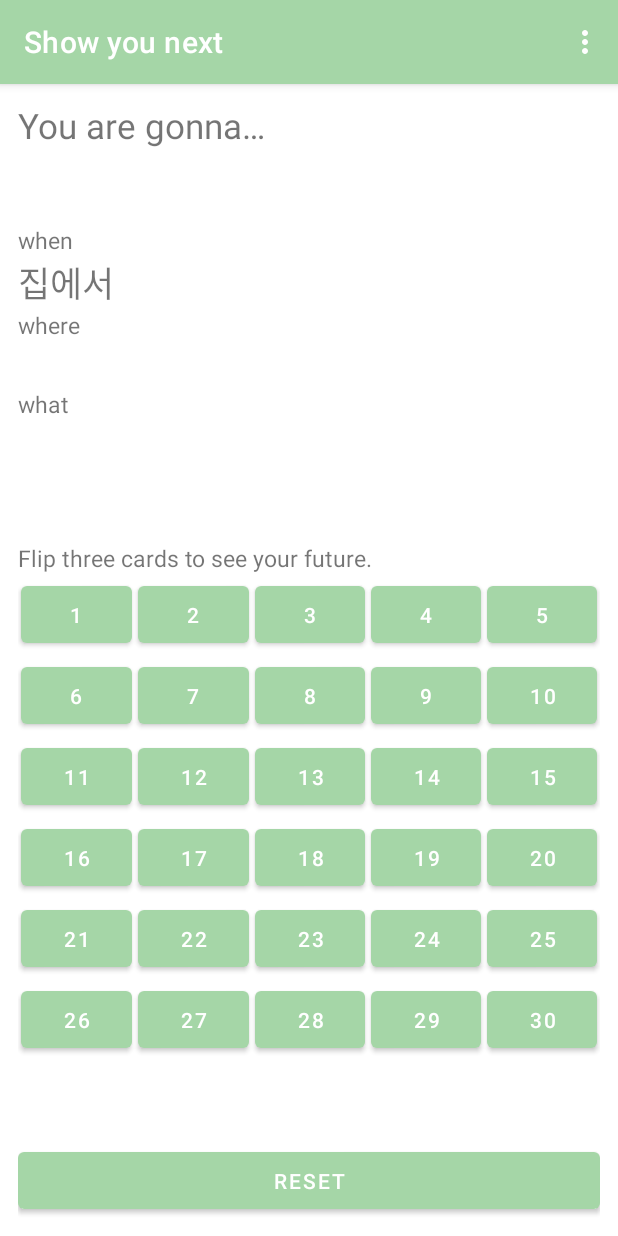
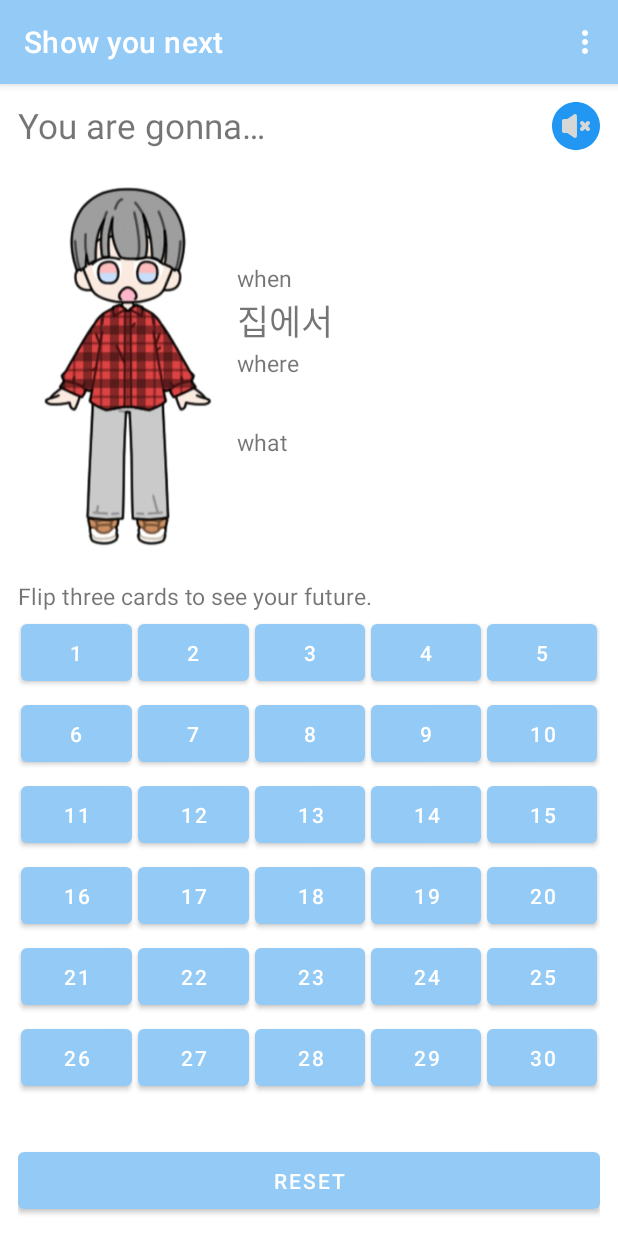
Before and after one commit to kcdevjeon/comfykidz, an Android app: the screen it shows after launch (MainActivity), after a tap on "10", on a phone screen of 412 x 824 dp. Run offline under Robolectric (Android 15) with nearby library versions, the phone set to English and light mode, and no system bars; our stand-ins replace data binding; 1 other tap on this screen came first.

Commit message:
images added (friend, mute icon)

```diff
--- a/app/src/main/AndroidManifest.xml
+++ b/app/src/main/AndroidManifest.xml
@@ -12,6 +12,7 @@
         <activity
             android:name=".MainActivity"
             android:label="@string/app_name"
+            android:screenOrientation="portrait"
             android:theme="@style/Theme.ComfyKids.NoActionBar">
             <intent-filter>
                 <action android:name="android.intent.action.MAIN" />
--- a/app/src/main/java/com/kccorp/comfykids/MainActivity.kt
+++ b/app/src/main/java/com/kccorp/comfykids/MainActivity.kt
@@ -3,6 +3,7 @@ package com.kccorp.comfykids
 import android.os.Bundle
 import android.view.Menu
 import android.view.MenuItem
+import android.widget.Toast
 import androidx.appcompat.app.AppCompatActivity
 
 class MainActivity : AppCompatActivity() {
@@ -24,7 +25,12 @@ class MainActivity : AppCompatActivity() {
         // automatically handle clicks on the Home/Up button, so long
         // as you specify a parent activity in AndroidManifest.xml.
         return when (item.itemId) {
-            R.id.action_settings -> true
+            R.id.action_about -> {
+                val version = packageManager.getPackageInfo(packageName, 0).versionName
+                val message = "제작: 전기철\n디자인: 전채연\n구경: 전소윤,이수희\n\n버젼:$version"
+                Toast.makeText(this, message, Toast.LENGTH_LONG).show()
+                true
+            }
             else -> super.onOptionsItemSelected(item)
         }
     }
--- a/app/src/main/java/com/kccorp/comfykids/MainViewModel.kt
+++ b/app/src/main/java/com/kccorp/comfykids/MainViewModel.kt
@@ -13,12 +13,19 @@ import androidx.lifecycle.MutableLiveData
 class MainViewModel(application: Application) : AndroidViewModel(application) {
 
     private val _whenValue = MutableLiveData("")
+    val whenValue: LiveData<String> = _whenValue
     private val _whereValue = MutableLiveData("")
+    val whereValue: LiveData<String> = _whereValue
     private val _whatValue = MutableLiveData("")
+    val whatValue: LiveData<String> = _whatValue
+    private val _muteState = MutableLiveData(false)
+    val muteState: LiveData<Boolean> = _muteState
     private var clickCount = 0;
-    val whenValue: LiveData<String> = _whenValue
-    val whereValue: LiveData<String> = _whereValue
-    val whatValue: LiveData<String> = _whatValue
+
+    fun onClickMute() {
+        _muteState.value = !(_muteState.value)!!
+        //set preference
+    }
 
     fun onClickReset() {
         resetValues()
@@ -39,122 +46,27 @@ class MainViewModel(application: Application) : AndroidViewModel(application) {
         when (clickCount % 3) {
             0 -> {
                 resetValues()
-                message = whenSet[Integer.parseInt(button.text as String) % whenSet.size]
+                message =
+                    RawData.whenSet[Integer.parseInt(button.text as String) % RawData.whenSet.size]
                 _whenValue.value = message
             }
             1 -> {
-                message = whereSet[Integer.parseInt(button.text as String) % whereSet.size]
+                message =
+                    RawData.whereSet[Integer.parseInt(button.text as String) % RawData.whereSet.size]
                 _whereValue.value = message
             }
 
             2 -> {
                 message =
-                    whatSet[Integer.parseInt(button.text as String) % whatSet.size]
+                    RawData.whatSet[Integer.parseInt(button.text as String) % RawData.whatSet.size]
                 _whatValue.value = message
             }
         }
 
-        TtsManager.speak(message)
+        if (_muteState.value == false) {
+            TtsManager.speak(message)
+        }
         clickCount++
     }
 
-    companion object {
-        val whenSet = listOf<String>(
-            "4월에",
-            "11월에",
-            "여름에",
-            "새벽에",
-            "석 달 후에",
-            "12월에",
-            "8월에",
-            "교실에서",
-            "가을에",
-            "매월 1일에",
-            "집에서",
-            "길에서",
-            "모레",
-            "학교에서",
-            "병원에서",
-            "교문에서",
-            "운동장에서",
-            "화장실에서",
-            "6월에",
-            "아침에",
-            "계단에서",
-            "봄에",
-            "비 올 때",
-            "5월에",
-            "생일에",
-            "점심에",
-            "친구 집에서",
-            "11월에",
-            "교회에서",
-            "두 달 후에"
-        )
-
-        val whereSet = listOf<String>(
-            "코 파다가",
-            "운동 하다가",
-            "폰 보다가",
-            "밥 먹다가",
-            "체조 하다가",
-            "피구  하다가",
-            "노래 듣다가",
-            "누워있다가",
-            "유튜브 보다가",
-            "꿈 꾸다가",
-            "신발 신다가",
-            "춤 추다가",
-            "뛰어 가다가",
-            "짝이랑 놀다가",
-            "물 먹다가",
-            "똥 싸다가",
-            "놀다가",
-            "쉬다가",
-            "TV 보다가",
-            "게임 하다가",
-            "공부 하다가",
-            "책 읽다가",
-            "걸어 가다가",
-            "앉아 있다가",
-            "축구 하다가",
-            "물 먹다가",
-            "피자 먹다가",
-            "하늘 보다가",
-            "집에 가다가",
-            "학교 가다가"
-        )
-        val whatSet = listOf<String>(
-            "사랑을 만난다",
-            "고백을 받는다",
-            "돈을 줍는다",
-            "로또 당첨된다",
-            "칭찬을 받는다",
-            "키가 큰다",
-            "건강해지다",
-            "똥을 잘 싸게 된다",
-            "변비에 걸린다",
-            "피구왕이 된다",
-            "맛있는 음식을 먹는다",
-            "BTS를 만난다",
-            "넘어진다",
-            "물벼락을 맞는다",
-            "연예인을 만난다",
-            "문화상품권을 받는다",
-            "상을 받는다",
-            "성적이 오른다",
-            "새 휴대폰이 생긴다",
-            "첫사랑을 만난다",
-            "친구와 떡볶이를 먹게된다",
-            "행복한 일이 생긴다",
-            "큰 복이 찾아온다",
-            "하늘에서 피자가 떨어진다",
-            "행복한 일이 생긴다",
-            "코로나가 종식된다",
-            "마음이 잘 맞는 친구가 생긴다",
-            "귀인을 만난다",
-            "감기에 걸린다",
-            "선생님을 만난다"
-        )
-    }
 }
--- /dev/null
+++ b/app/src/main/java/com/kccorp/comfykids/RawData.kt
@@ -0,0 +1,105 @@
+package com.kccorp.comfykids
+
+class RawData {
+
+    companion object {
+        val whenSet = listOf<String>(
+            "4월에",
+            "11월에",
+            "여름에",
+            "새벽에",
+            "석 달 후에",
+            "12월에",
+            "8월에",
+            "교실에서",
+            "가을에",
+            "매월 1일에",
+            "집에서",
+            "길에서",
+            "모레",
+            "학교에서",
+            "병원에서",
+            "교문에서",
+            "운동장에서",
+            "화장실에서",
+            "6월에",
+            "아침에",
+            "계단에서",
+            "봄에",
+            "비 올 때",
+            "5월에",
+            "생일에",
+            "점심에",
+            "친구 집에서",
+            "11월에",
+            "교회에서",
+            "두 달 후에"
+        )
+
+        val whereSet = listOf<String>(
+            "코 파다가",
+            "운동 하다가",
+            "폰 보다가",
+            "밥 먹다가",
+            "체조 하다가",
+            "피구  하다가",
+            "노래 듣다가",
+            "누워있다가",
+            "유튜브 보다가",
+            "꿈 꾸다가",
+            "신발 신다가",
+            "춤 추다가",
+            "뛰어 가다가",
+            "짝이랑 놀다가",
+            "물 먹다가",
+            "똥 싸다가",
+            "놀다가",
+            "쉬다가",
+            "TV 보다가",
+            "게임 하다가",
+            "공부 하다가",
+            "책 읽다가",
+            "걸어 가다가",
+            "앉아 있다가",
+            "축구 하다가",
+            "물 먹다가",
+            "피자 먹다가",
+            "하늘 보다가",
+            "집에 가다가",
+            "학교 가다가"
+        )
+        val whatSet = listOf<String>(
+            "사랑을 만난다",
+            "고백을 받는다",
+            "돈을 줍는다",
+            "로또 당첨된다",
+            "칭찬을 받는다",
+            "키가 큰다",
+            "건강해지다",
+            "똥을 잘 싸게 된다",
+            "변비에 걸린다",
+            "피구왕이 된다",
+            "맛있는 음식을 먹는다",
+            "BTS를 만난다",
+            "넘어진다",
+            "물벼락을 맞는다",
+            "연예인을 만난다",
+            "문화상품권을 받는다",
+            "상을 받는다",
+            "성적이 오른다",
+            "새 휴대폰이 생긴다",
+            "첫사랑을 만난다",
+            "친구와 떡볶이를 먹게된다",
+            "행복한 일이 생긴다",
+            "큰 복이 찾아온다",
+            "하늘에서 피자가 떨어진다",
+            "행복한 일이 생긴다",
+            "코로나가 종식된다",
+            "마음이 잘 맞는 친구가 생긴다",
+            "귀인을 만난다",
+            "감기에 걸린다",
+            "선생님을 만난다"
+        )
+    }
+
+}
--- a/app/src/main/java/com/kccorp/comfykids/TtsManager.kt
+++ b/app/src/main/java/com/kccorp/comfykids/TtsManager.kt
@@ -18,8 +18,6 @@ object TtsManager {
             if (state == TextToSpeech.SUCCESS) {
                 mTts.language = Locale.getDefault()
                 speak(context.getString(R.string.initialized))
-            } else {
-//                showState("TTS 객체 초기화 중 문제가 발생했습니다.")
             }
         }
     }
@@ -31,11 +29,9 @@ object TtsManager {
     }
 
     fun destroy() {
-        if (mTts != null) {
-            if (mTts.isSpeaking) {
-                mTts.stop();
-            }
-            mTts.shutdown();
+        if (mTts.isSpeaking) {
+            mTts.stop()
         }
+        mTts.shutdown()
     }
 }
--- /dev/null
+++ b/app/src/main/res/drawable/ic_no_sound.xml
@@ -0,0 +1,9 @@
+<vector xmlns:android="http://schemas.android.com/apk/res/android"
+    android:width="32dp"
+    android:height="32dp"
+    android:viewportWidth="511.448"
+    android:viewportHeight="511.448">
+  <path
+      android:fillColor="#FF2196F3"
+      android:pathData="m436.507,74.94c-99.913,-99.913 -261.64,-99.927 -361.567,0 -99.913,99.913 -99.927,261.64 0,361.567 99.913,99.913 261.639,99.927 361.567,0 99.914,-99.911 99.93,-261.639 0,-361.567zM266.058,362.391c0,17.061 -19.335,26.997 -33.207,17.088l-69.19,-49.421h-35.937c-11.598,0 -21,-9.402 -21,-21v-106.667c0,-11.598 9.402,-21 21,-21h35.937l69.19,-49.421c13.884,-9.918 33.207,0.043 33.207,17.088zM398.573,272.875c8.2,8.201 8.2,21.498 0,29.698 -8.201,8.201 -21.498,8.201 -29.699,0l-17.15,-17.15 -17.15,17.15c-8.201,8.201 -21.498,8.201 -29.699,0 -8.2,-8.201 -8.2,-21.498 0,-29.698l17.151,-17.151 -17.151,-17.151c-8.2,-8.201 -8.2,-21.498 0,-29.698 8.201,-8.201 21.498,-8.201 29.699,0l17.15,17.15 17.15,-17.15c8.201,-8.201 21.498,-8.201 29.699,0 8.2,8.201 8.2,21.498 0,29.698l-17.151,17.151z"/>
+</vector>
--- /dev/null
+++ b/app/src/main/res/drawable/ic_yes_sound.xml
@@ -0,0 +1,9 @@
+<vector xmlns:android="http://schemas.android.com/apk/res/android"
+    android:width="32dp"
+    android:height="32dp"
+    android:viewportWidth="511.448"
+    android:viewportHeight="511.448">
+  <path
+      android:fillColor="#FF555555"
+      android:pathData="m436.507,74.94c-99.913,-99.913 -261.64,-99.927 -361.567,0 -99.913,99.913 -99.927,261.64 0,361.567 99.913,99.913 261.639,99.927 361.567,0 99.914,-99.911 99.93,-261.639 0,-361.567zM266.058,362.391c0,17.061 -19.335,26.997 -33.207,17.088l-69.19,-49.421h-35.937c-11.598,0 -21,-9.402 -21,-21v-106.667c0,-11.598 9.402,-21 21,-21h35.937l69.19,-49.421c13.884,-9.918 33.207,0.043 33.207,17.088zM398.573,272.875c8.2,8.201 8.2,21.498 0,29.698 -8.201,8.201 -21.498,8.201 -29.699,0l-17.15,-17.15 -17.15,17.15c-8.201,8.201 -21.498,8.201 -29.699,0 -8.2,-8.201 -8.2,-21.498 0,-29.698l17.151,-17.151 -17.151,-17.151c-8.2,-8.201 -8.2,-21.498 0,-29.698 8.201,-8.201 21.498,-8.201 29.699,0l17.15,17.15 17.15,-17.15c8.201,-8.201 21.498,-8.201 29.699,0 8.2,8.201 8.2,21.498 0,29.698l-17.151,17.151z"/>
+</vector>
--- a/app/src/main/res/layout/activity_main.xml
+++ b/app/src/main/res/layout/activity_main.xml
@@ -21,5 +21,4 @@
     </com.google.android.material.appbar.AppBarLayout>
 
     <include layout="@layout/content_main" />
-
 </androidx.coordinatorlayout.widget.CoordinatorLayout>
--- a/app/src/main/res/layout/fragment_first.xml
+++ b/app/src/main/res/layout/fragment_first.xml
@@ -18,19 +18,38 @@
 
         <TextView
             android:id="@+id/title"
-            android:layout_width="match_parent"
+            android:layout_width="wrap_content"
             android:layout_height="wrap_content"
+            android:paddingBottom="@dimen/label_title_bottom_padding"
             android:text="@string/title"
             android:textSize="@dimen/label_title_size"
+            bind:layout_constraintTop_toTopOf="parent"
+            bind:layout_constraintLeft_toLeftOf="parent"/>
+
+        <ImageButton
+            android:id="@+id/mute_button"
+            android:layout_width="32dp"
+            android:layout_height="32dp"
+            android:onClick="@{()->vm.onClickMute()}"
+            android:src="@{vm.muteState ? @drawable/ic_no_sound : @drawable/ic_yes_sound}"
+            bind:layout_constraintRight_toRightOf="parent"
             bind:layout_constraintTop_toTopOf="parent" />
+
+        <ImageView
+            android:id="@+id/imageView"
+            android:layout_width="146dp"
+            android:layout_height="241dp"
+            android:src="@drawable/friend1"
+            bind:layout_constraintLeft_toLeftOf="parent"
+            bind:layout_constraintTop_toBottomOf="@+id/title" />
 
         <LinearLayout
             android:id="@+id/result"
-            android:layout_width="match_parent"
+            android:layout_width="wrap_content"
             android:layout_height="wrap_content"
             android:orientation="vertical"
             android:paddingTop="@dimen/layout_top_margin"
-            bind:layout_constraintLeft_toLeftOf="parent"
+            bind:layout_constraintLeft_toRightOf="@+id/imageView"
             bind:layout_constraintTop_toBottomOf="@+id/title">
 
             <TextView
@@ -76,6 +95,7 @@
                 android:textSize="@dimen/text_content_size" />
         </LinearLayout>
 
+
         <include
             layout="@layout/button_table_layout"
             android:layout_width="match_parent"
--- a/app/src/main/res/menu/menu_main.xml
+++ b/app/src/main/res/menu/menu_main.xml
@@ -7,4 +7,9 @@
         android:orderInCategory="100"
         android:title="@string/action_settings"
         app:showAsAction="never" />
+    <item
+        android:id="@+id/action_about"
+        android:orderInCategory="200"
+        android:title="@string/action_about"
+        app:showAsAction="never" />
 </menu>
--- a/app/src/main/res/values/dimens.xml
+++ b/app/src/main/res/values/dimens.xml
@@ -3,6 +3,7 @@
     <dimen name="layout_padding">12dp</dimen>
     <dimen name="button_margin">2dp</dimen>
     <dimen name="label_title_size">23sp</dimen>
+    <dimen name="label_title_bottom_padding">25dp</dimen>
     <dimen name="label_description_size">15sp</dimen>
     <dimen name="text_title_size">15sp</dimen>
     <dimen name="text_content_size">23sp</dimen>
--- a/app/src/main/res/values/strings.xml
+++ b/app/src/main/res/values/strings.xml
@@ -1,5 +1,6 @@
 <resources>
-    <string name="app_name" translatable="false">Show you next</string>
+    <string name="app_name" translatable="true">Show you next</string>
+    <string name="action_about" translatable="true">About</string>
     <string name="action_settings" translatable="true">Settings</string>
     <string name="what" translatable="false">what</string>
     <string name="where" translatable="false">where</string>
--- a/app/src/main/res/values/themes.xml
+++ b/app/src/main/res/values/themes.xml
@@ -2,8 +2,8 @@
     <!-- Base application theme. -->
     <style name="Theme.ComfyKids" parent="Theme.MaterialComponents.DayNight.DarkActionBar">
         <!-- Primary brand color. -->
-        <item name="colorPrimary">#A5D6A7</item>
-        <item name="colorPrimaryVariant">#4DB6AC</item>
+        <item name="colorPrimary">#94CAF6</item>
+        <item name="colorPrimaryVariant">#4DD0E1</item>
         <item name="colorOnPrimary">@color/white</item>
         <!-- Secondary brand color. -->
         <item name="colorSecondary">@color/teal_200</item>
```
Also changed, not shown: app/src/main/res/drawable/friend1.png (added), app/src/main/res/drawable/friend2.png (added), 1 other file.
